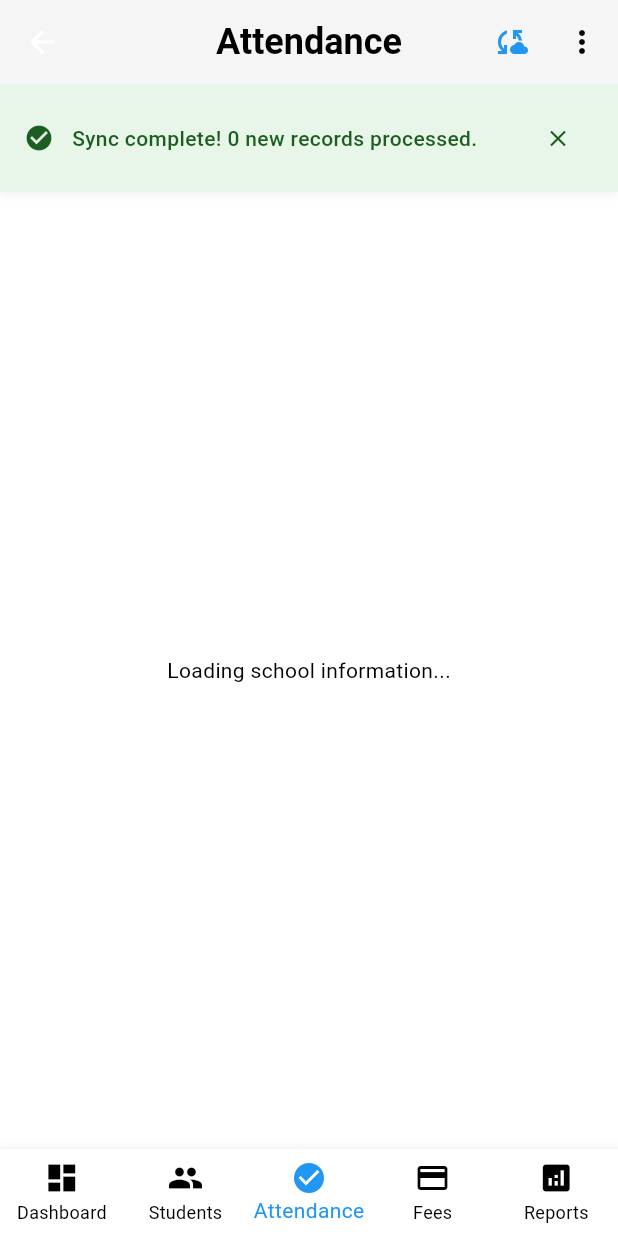
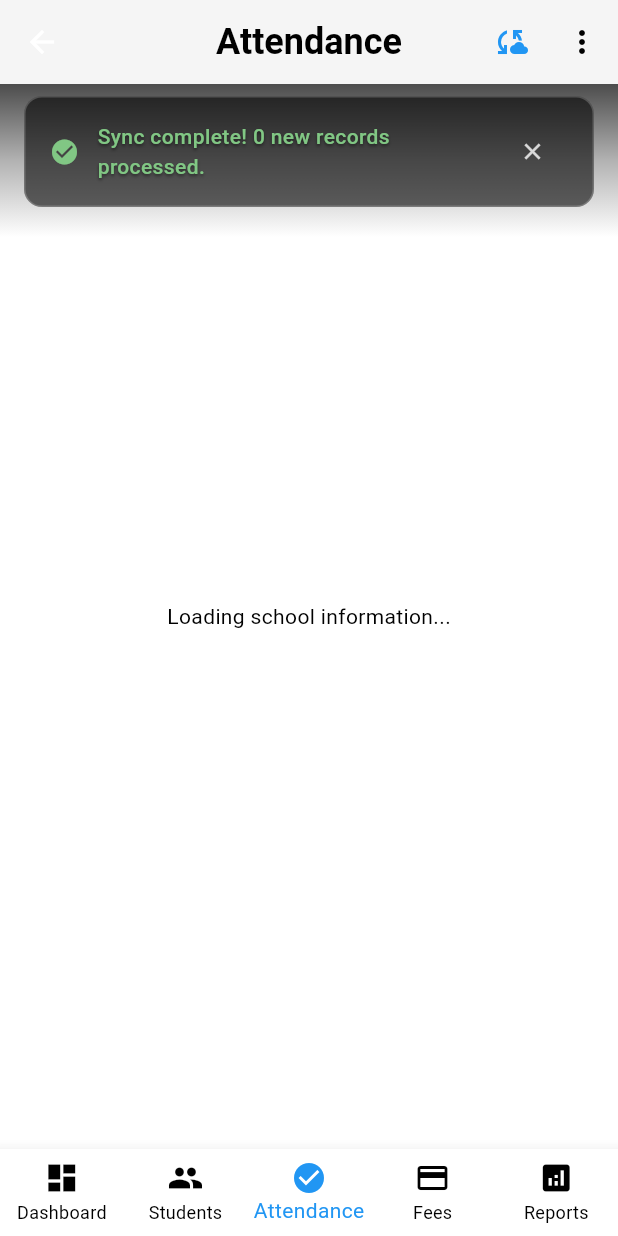
Before and after one commit to blingyplus/school-daily-fee-app, a Flutter app: the DashboardPage screen opened by its route, after a tap on "Mark Attendance", after a tap on the "cloud sync" icon, on a phone screen of 412 x 824 dp. Run offline on Flutter 3.47's test engine with Material 3 defaults, Android fonts, the phone set to English and light mode, and no system bars; our stand-ins replace connectivity_plus, dio, equatable, file_picker, flutter_bloc, flutter_screenutil and 7 more; missing offline and left inert: excel; accounts and stored records are empty.

Commit message:
Refactor dashboard page to enhance sync status display by replacing the sync banner with an overlay. Update sync banner content for improved visibility and user feedback, ensuring a more cohesive user experience during data synchronization.

```diff
--- a/lib/features/authentication/presentation/pages/dashboard_page.dart
+++ b/lib/features/authentication/presentation/pages/dashboard_page.dart
@@ -290,13 +290,13 @@ class _DashboardPageState extends State<DashboardPage>
               ),
             ],
           ),
-          body: Column(
+          body: Stack(
             children: [
-              // Sync Status Banner
+              // Main content
+              _pages[_selectedIndex],
+              // Sync Status Overlay
               if (_isSyncing || _lastSyncResult != null)
-                _buildSyncBanner(context),
-              // Main content
-              Expanded(child: _pages[_selectedIndex]),
+                _buildSyncOverlay(context),
             ],
           ),
           bottomNavigationBar: BottomNavigationBar(
@@ -392,51 +392,65 @@ class _DashboardPageState extends State<DashboardPage>
     }
   }
 
-  Widget _buildSyncBanner(BuildContext context) {
-    Color backgroundColor;
+  Widget _buildSyncOverlay(BuildContext context) {
+    return Positioned(
+      top: 0,
+      left: 0,
+      right: 0,
+      child: Material(
+        color: Colors.transparent,
+        child: Container(
+          decoration: BoxDecoration(
+            gradient: LinearGradient(
+              begin: Alignment.topCenter,
+              end: Alignment.bottomCenter,
+              colors: [
+                Colors.black.withOpacity(0.7),
+                Colors.black.withOpacity(0.3),
+                Colors.transparent,
+              ],
+              stops: const [0.0, 0.5, 1.0],
+            ),
+          ),
+          child: SafeArea(
+            child: Padding(
+              padding: const EdgeInsets.fromLTRB(16, 8, 16, 20),
+              child: _buildSyncBannerContent(context),
+            ),
+          ),
+        ),
+      ),
+    );
+  }
+
+  Widget _buildSyncBannerContent(BuildContext context) {
     IconData icon;
     String message;
     Color textColor;
 
-    final isDarkMode = Theme.of(context).brightness == Brightness.dark;
-
     if (_isSyncing && _lastSyncResult?.status == SyncStatus.syncing) {
       // Only show syncing banner if we have a syncing result (first 1 second)
-      backgroundColor = isDarkMode
-          ? Colors.blue.shade900.withOpacity(0.3)
-          : Colors.blue.shade50;
       icon = Icons.sync;
       message = 'Syncing data...';
-      textColor = isDarkMode ? Colors.blue.shade200 : Colors.blue.shade900;
+      textColor = Colors.white;
     } else if (_lastSyncResult != null &&
         _lastSyncResult!.status != SyncStatus.syncing) {
       switch (_lastSyncResult!.status) {
         case SyncStatus.success:
-          backgroundColor = isDarkMode
-              ? Colors.green.shade900.withOpacity(0.3)
-              : Colors.green.shade50;
           icon = Icons.check_circle;
           message =
               'Sync complete! ${_lastSyncResult!.recordsProcessed ?? 0} new records processed.';
-          textColor =
-              isDarkMode ? Colors.green.shade200 : Colors.green.shade900;
+          textColor = Colors.green.shade300;
           break;
         case SyncStatus.failed:
-          backgroundColor = isDarkMode
-              ? Colors.red.shade900.withOpacity(0.3)
-              : Colors.red.shade50;
           icon = Icons.error;
           message = 'Sync failed: ${_lastSyncResult!.message}';
-          textColor = isDarkMode ? Colors.red.shade200 : Colors.red.shade900;
+          textColor = Colors.red.shade300;
           break;
         default:
-          backgroundColor = isDarkMode
-              ? Colors.orange.shade900.withOpacity(0.3)
-              : Colors.orange.shade50;
           icon = Icons.warning;
           message = _lastSyncResult!.message ?? 'Sync status unknown';
-          textColor =
-              isDarkMode ? Colors.orange.shade200 : Colors.orange.shade900;
+          textColor = Colors.orange.shade300;
       }
     } else {
       return const SizedBox.shrink();
@@ -447,14 +461,12 @@ class _DashboardPageState extends State<DashboardPage>
       width: double.infinity,
       padding: const EdgeInsets.symmetric(horizontal: 16, vertical: 12),
       decoration: BoxDecoration(
-        color: backgroundColor,
-        boxShadow: [
-          BoxShadow(
-            color: Colors.black.withOpacity(0.05),
-            blurRadius: 4,
-            offset: const Offset(0, 2),
-          ),
-        ],
+        color: Colors.black.withOpacity(0.6),
+        borderRadius: BorderRadius.circular(12),
+        border: Border.all(
+          color: Colors.white.withOpacity(0.2),
+          width: 1,
+        ),
       ),
       child: Row(
         children: [
@@ -467,12 +479,20 @@ class _DashboardPageState extends State<DashboardPage>
                 color: textColor,
                 fontSize: 14,
                 fontWeight: FontWeight.w500,
+                shadows: [
+                  Shadow(
+                    color: Colors.black.withOpacity(0.5),
+                    offset: const Offset(0, 1),
+                    blurRadius: 2,
+                  ),
+                ],
               ),
             ),
           ),
           if (_lastSyncResult != null)
             IconButton(
-              icon: Icon(Icons.close, color: textColor, size: 18),
+              icon: Icon(Icons.close,
+                  color: Colors.white.withOpacity(0.8), size: 18),
               onPressed: () {
                 setState(() {
                   _lastSyncResult = null;
```
